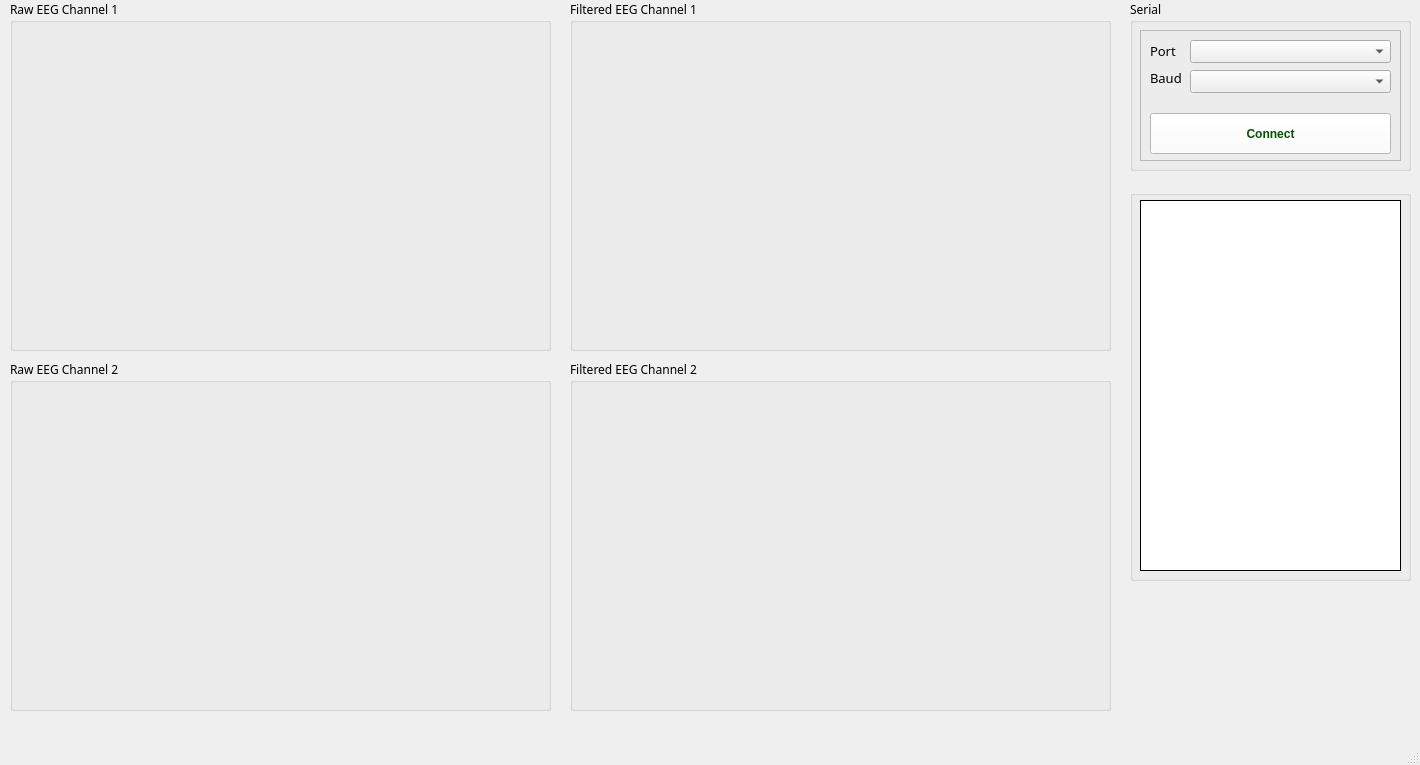
This is src/software/src/GUI/eeg-viewer-v104/mainwindow.ui in trngzng/human-emotion-recognition-based-on-eeg as Qt 5 draws it before an edit. The edited form follows.
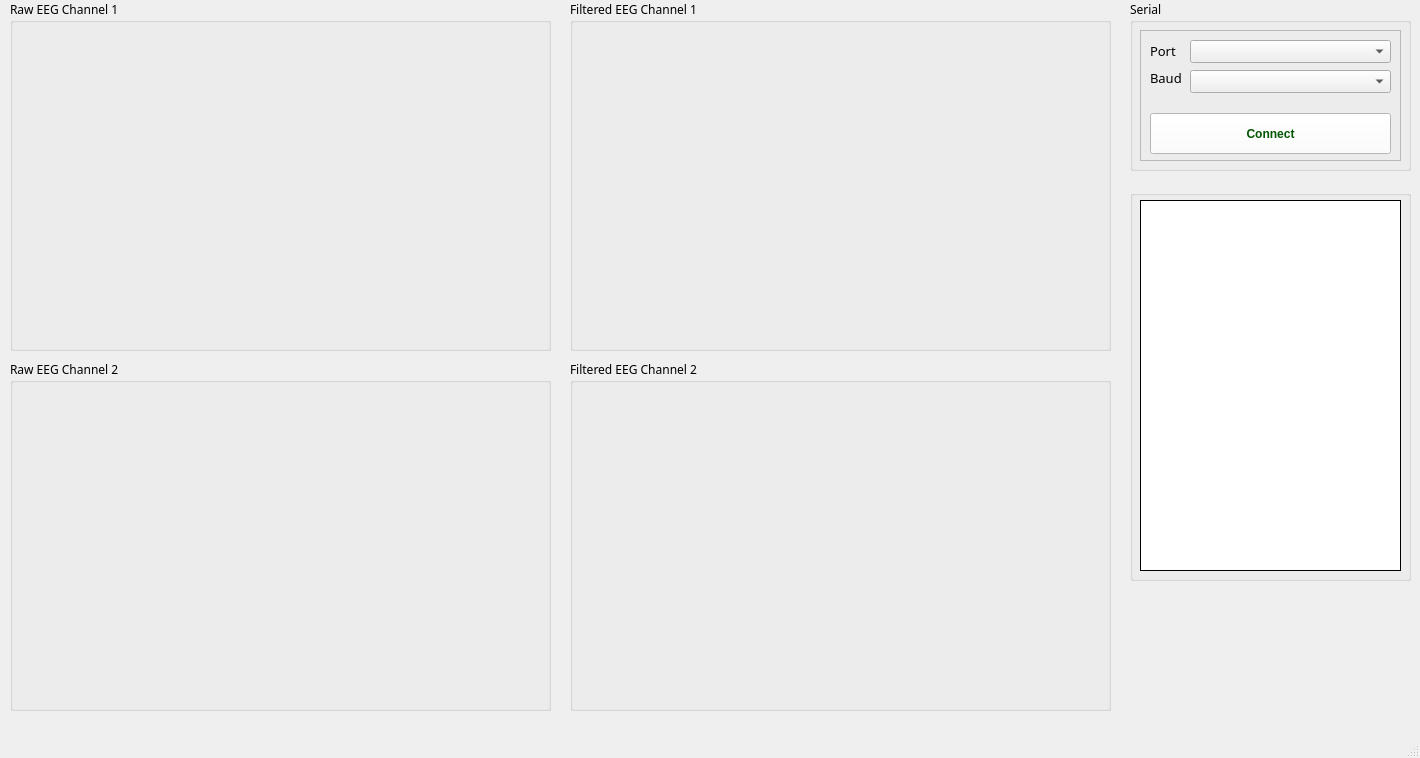
This is the edited form.

Diff of the .ui file:
```diff
--- a/src/software/src/GUI/eeg-viewer-v104/mainwindow.ui
+++ b/src/software/src/GUI/eeg-viewer-v104/mainwindow.ui
@@ -7,7 +7,7 @@
     <x>0</x>
     <y>0</y>
     <width>1420</width>
-    <height>765</height>
+    <height>758</height>
    </rect>
   </property>
   <property name="minimumSize">
```
